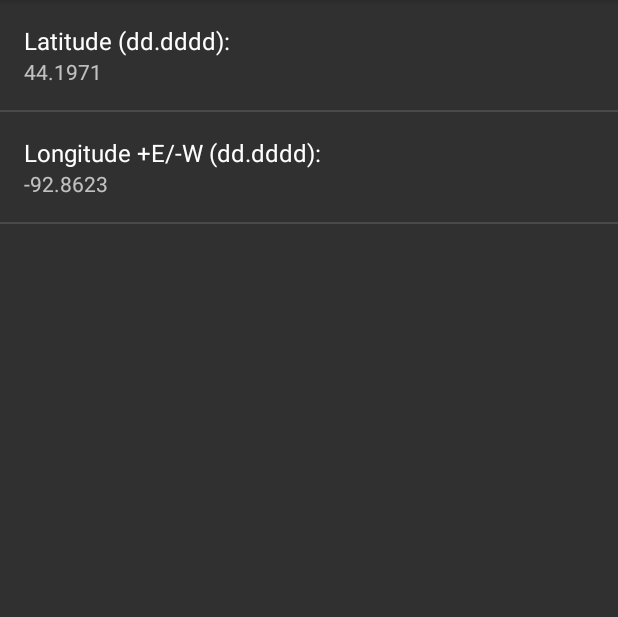
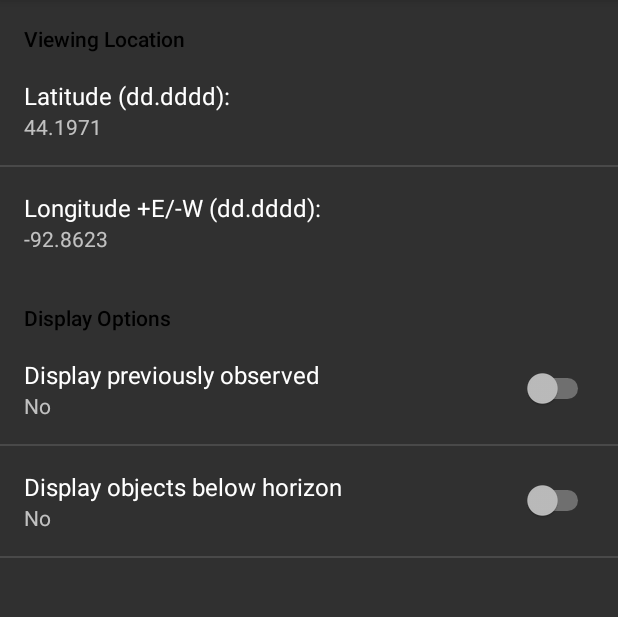
Before and after one commit to MTBehnke/NightSkyGuide, an Android app: the screen it shows after launch (SettingsActivity), after a tap on "Update Location", on a phone screen of 412 x 824 dp, the part 84-701 px from its top. Run offline under Robolectric (Android 15) with nearby library versions, the phone set to English and light mode, and no system bars; libraries missing offline, so code that uses them is left out: com.readystatesoftware.sqliteasset; 4 statements that could not run were skipped.

Commit message:
Added ability to show/hide objects in list based on: - previously observed - below the horizon

```diff
--- a/app/src/main/java/com/mikesrv9a/nightskyguide/AppInfoActivity.java
+++ b/app/src/main/java/com/mikesrv9a/nightskyguide/AppInfoActivity.java
@@ -22,7 +22,7 @@ public class AppInfoActivity extends AppCompatActivity {
     protected void onStart() {
         super.onStart();
         TextView appInfo = (TextView)findViewById(R.id.app_info_text);
-        String infoText = "Messier Field Guide v0.1.7.1 (beta)\n" +
+        String infoText = "Messier Field Guide v0.1.8 (beta)\n" +
                 "Copyright Michael Behnke 2017\n\n" +
                 "The main page displays each of the 110 Messier Object's, including:\n" +
                 "∙ DSO ID (with √ if previously observed)\n∙ Common Name\n"+
--- a/app/src/main/java/com/mikesrv9a/nightskyguide/DSObjectsFragment.java
+++ b/app/src/main/java/com/mikesrv9a/nightskyguide/DSObjectsFragment.java
@@ -2,22 +2,18 @@
 
 package com.mikesrv9a.nightskyguide;
 
-import android.content.ContentValues;
 import android.content.Context;
 import android.content.Intent;
 import android.content.SharedPreferences;
 import android.database.Cursor;
 import android.database.sqlite.SQLiteDatabase;
 import android.database.sqlite.SQLiteQueryBuilder;
-import android.graphics.drawable.Drawable;
 import android.os.Bundle;
 import android.os.Handler;
 import android.preference.PreferenceManager;
 import android.support.v4.app.Fragment;
-import android.support.v7.widget.LinearLayoutCompat;
 import android.support.v7.widget.LinearLayoutManager;
 import android.support.v7.widget.RecyclerView;
-import android.util.Log;
 import android.view.LayoutInflater;
 import android.view.Menu;
 import android.view.MenuInflater;
@@ -27,7 +23,6 @@ import android.view.ViewGroup;
 import android.widget.Toast;
 
 import java.util.ArrayList;
-import java.util.Arrays;
 import java.util.Collections;
 import java.util.Comparator;
 
@@ -45,7 +40,8 @@ public class DSObjectsFragment extends Fragment {
     DSObjectDatabaseHelper dsObjectsDB;
     SQLiteDatabase observationDB;
 
-    public ArrayList<DSObject> dsObjectsArrayList = new ArrayList<>();
+    public ArrayList<DSObject> dsObjectsArrayList = new ArrayList<>();  // dsObjects to display in recyclerview
+    public ArrayList<DSObject> allDsObjectsArrayList = new ArrayList<>();  // all dsObjects from database
     public ArrayList<String> observedList = new ArrayList<>();
 
     // used to inform the MainActivity when a dsObject is selected
@@ -56,16 +52,11 @@ public class DSObjectsFragment extends Fragment {
 
     DSObjectsClickAdapter clickAdapter;
 
+    // user preferences
     public double userLat;
     public double userLong;
-    public String userLatString;
-
-    // Temporary list of objects I've observed - to be replaced with database
-    /*public String[] observedList = {"M3","M35","M36","M37","M38","M40","M44","M46","M47","M48",
-            "M49","M50","M51","M53","M58","M59","M60","M61","M63","M64","M65","M66","M67","M81",
-            "M82","M84","M85","M86","M87","M88","M89","M90","M91","M93","M94","M95","M96","M97",
-            "M98","M99","M100","M101","M102","M103","M104","M105","M106","M108","M109"};
-    */
+    public boolean showObserved;
+    public boolean showBelowHoriz;
 
     // configures this fragment's GUI
     @Override
@@ -115,17 +106,20 @@ public class DSObjectsFragment extends Fragment {
         //handler.removeCallbacks(updateAltAz);
         dsObjectsDB.close();
         data.close();
+        allDsObjectsArrayList.clear();
         dsObjectsArrayList.clear();
         observations.close();
         observationDB.close();
         observedList.clear();
+        // need to add some error checking if attempt to close null cursor *********?????????
     }
 
     private Runnable updateAltAz = new Runnable() {
         public void run() {
             try {
-                setUserLocation();
-                for (int counter = 0; counter < dsObjectsArrayList.size(); counter++){
+                setUserPreferences();
+                updateArrayList();
+                /*for (int counter = 0; counter < dsObjectsArrayList.size(); counter++){
                     dsObjectsArrayList.get(counter).setDsoAltAz(userLat,userLong);
                 }
                 Collections.sort(dsObjectsArrayList, new Comparator<DSObject>() {
@@ -133,7 +127,7 @@ public class DSObjectsFragment extends Fragment {
                     public int compare(DSObject dsObject, DSObject t1) {
                         return Double.compare(dsObject.getDsoSortAlt(), t1.getDsoSortAlt());
                     }
-                });
+                });*/
                 clickAdapter.notifyDataSetChanged();
                 handler.postDelayed(this,60000);
             }
@@ -163,11 +157,11 @@ public class DSObjectsFragment extends Fragment {
     public void onActivityCreated(Bundle savedInstanceState) {
         super.onActivityCreated(savedInstanceState);
         Context context = getActivity();
+        //Toast.makeText(getContext(), "OnActivityCreated", Toast.LENGTH_LONG).show();
 
         // Get Observation data from database
         observationDB = new ObservationDatabaseHelper(context).getWritableDatabase();
-        //addObservation("M1");     // temp code to create some records in database
-        // need to add some error checking if attempt to close null cursor *********
+
         SQLiteQueryBuilder qb = new SQLiteQueryBuilder();
         String [] sqlSelect = {
                 " _id",
@@ -218,8 +212,7 @@ public class DSObjectsFragment extends Fragment {
             int nameCol = data.getColumnIndex("name");
             int psaCol = data.getColumnIndex("psa");
             int oithCol = data.getColumnIndex("oith");
-            int observedCol = data.getColumnIndex("observed");
-            setUserLocation();
+            setUserPreferences();  // need user's latitude and longitude
             while (!data.isAfterLast()) {
                 String dsoObjectID = data.getString(objectIdCol);
                 String dsoType = data.getString(typeCol);
@@ -233,33 +226,36 @@ public class DSObjectsFragment extends Fragment {
                 String dsoPSA = data.getString(psaCol);
                 String dsoOITH = data.getString(oithCol);
 
-                //Temporary code to indicate whether DSO has been observed - replace later
-                //Integer dsoObserved = data.getInt(observedCol);  temp disabled
+                //Checks observations to determine whether DSO has been observed
                 Integer dsoObserved = 0;
                 if (observedList.contains(dsoObjectID)) {dsoObserved = 1;}
+
+                // creates DSObjects
                 DSObject dsObject = new DSObject(dsoObjectID, dsoType, dsoMag, dsoSize, dsoDist,
                         dsoRA, dsoDec, dsoConst, dsoName, dsoPSA, dsoOITH, dsoObserved);
                 dsObject.setDsoAltAz(userLat, userLong);
-                dsObjectsArrayList.add(dsObject);
+                allDsObjectsArrayList.add(dsObject);
+
+                /*
+                // check user preference settings to determine whether to display
+                Double dsoAlt = dsObject.getDsoAlt();
+                if((dsoObserved == 1 && showObserved == false) || (dsoAlt < 0 && showBelowHoriz == false))
+                    {} // do nothing
+                else {
+                    dsObjectsArrayList.add(dsObject);
+                }  */
+
                 data.moveToNext();
             }
-            Collections.sort(dsObjectsArrayList, new Comparator<DSObject>() {
+            // sort in onResume
+            /*Collections.sort(dsObjectsArrayList, new Comparator<DSObject>() {
                 @Override
                 public int compare(DSObject dsObject, DSObject t1) {
                     return Double.compare(dsObject.getDsoSortAlt(), t1.getDsoSortAlt());
                 }
-            });
+            });*/
         }
     }
-
-    // temp code to add entries into observation database
-    public void addObservation(String dsoId) {
-        ContentValues values = new ContentValues();
-        values.put(ObserveRecordsSchema.ObsTable.Cols.DsoID, dsoId);
-        observationDB.insert(ObserveRecordsSchema.ObsTable.NAME, null, values);
-        //Log.d(String.valueOf(values), "addObservation: ");
-    }
-
 
     // display this fragment's menu items
     @Override
@@ -285,11 +281,14 @@ public class DSObjectsFragment extends Fragment {
         }
     }
 
-    // update list on resume - primarily if user changed location
+    // update list on resume - primarily if user changed location or settings
     @Override
     public void onResume() {
         super.onResume();
-        setUserLocation();
+        //Toast.makeText(getContext(), "OnResume", Toast.LENGTH_LONG).show();
+        setUserPreferences();
+        updateArrayList();
+        /*setUserPreferences();
         for (int counter = 0; counter < dsObjectsArrayList.size(); counter++){
             dsObjectsArrayList.get(counter).setDsoAltAz(userLat,userLong);
         }
@@ -299,7 +298,7 @@ public class DSObjectsFragment extends Fragment {
                 return Double.compare(dsObject.getDsoSortAlt(), t1.getDsoSortAlt());
             }
         });
-        clickAdapter.notifyDataSetChanged();
+        clickAdapter.notifyDataSetChanged();*/
         handler.postDelayed(updateAltAz,60000);
     }
 
@@ -311,10 +310,35 @@ public class DSObjectsFragment extends Fragment {
     }
 
     // update user latitude and longitude from preferences
-    public void setUserLocation() {
+    public void setUserPreferences() {
         Context context = getActivity();
         SharedPreferences preferences = PreferenceManager.getDefaultSharedPreferences(context);
         userLat = Double.parseDouble(preferences.getString("edit_text_pref_lat", ""));
         userLong = Double.parseDouble(preferences.getString("edit_text_pref_long", ""));
+        showObserved = preferences.getBoolean("pref_show_observed", true);
+        showBelowHoriz = preferences.getBoolean("pref_show_below_horiz", true);
     }
+
+    // update and sort arraylist for recyclerview based on user preferences
+    public void updateArrayList() {
+        dsObjectsArrayList.clear();
+        for (int counter = 0; counter < allDsObjectsArrayList.size(); counter++){
+            allDsObjectsArrayList.get(counter).setDsoAltAz(userLat,userLong);
+            Double dsoAlt = allDsObjectsArrayList.get(counter).getDsoAlt();
+            if((allDsObjectsArrayList.get(counter).getDsoObserved() == 1 && showObserved == false) || (dsoAlt < 0 && showBelowHoriz == false))
+            {} // do nothing
+            else {
+                dsObjectsArrayList.add(allDsObjectsArrayList.get(counter));
+            }
+        }
+        Collections.sort(dsObjectsArrayList, new Comparator<DSObject>() {
+            @Override
+            public int compare(DSObject dsObject, DSObject t1) {
+                return Double.compare(dsObject.getDsoSortAlt(), t1.getDsoSortAlt());
+            }
+        });
+        clickAdapter.notifyDataSetChanged();
+
+    }
+
 }
--- a/app/src/main/java/com/mikesrv9a/nightskyguide/SettingsActivityFragment.java
+++ b/app/src/main/java/com/mikesrv9a/nightskyguide/SettingsFragment.java
@@ -3,6 +3,7 @@ package com.mikesrv9a.nightskyguide;
 import android.preference.EditTextPreference;
 import android.preference.Preference;
 import android.preference.PreferenceFragment;
+import android.preference.SwitchPreference;
 import android.support.v4.app.Fragment;
 import android.os.Bundle;
 import android.view.LayoutInflater;
@@ -12,9 +13,9 @@ import android.view.ViewGroup;
 /**
  * A placeholder fragment containing a simple view.
  */
-public class SettingsActivityFragment extends PreferenceFragment {
+public class SettingsFragment extends PreferenceFragment {
 
-    public SettingsActivityFragment() { }
+    //public SettingsFragment() { }
 
     @Override
     public void onCreate(Bundle savedInstanceState) {
@@ -57,5 +58,24 @@ public class SettingsActivityFragment extends PreferenceFragment {
                 return true;
             }
         });
+
+
+        // set Display Previously Observed SwitchPreference to on/off
+        final SwitchPreference displayPrevObserved = (SwitchPreference) findPreference("pref_show_observed");
+        displayPrevObserved.setOnPreferenceChangeListener(new Preference.OnPreferenceChangeListener() {
+            @Override
+            public boolean onPreferenceChange(Preference preference, Object o) {
+                return true;
+            }
+        });
+
+        final SwitchPreference displayBelowHoriz = (SwitchPreference) findPreference("pref_show_below_horiz");
+        displayBelowHoriz.setOnPreferenceChangeListener(new Preference.OnPreferenceChangeListener() {
+            @Override
+            public boolean onPreferenceChange(Preference preference, Object o) {
+                return true;
+            }
+        });
+
     }
 }
--- a/app/src/main/res/layout/content_settings.xml
+++ b/app/src/main/res/layout/content_settings.xml
@@ -3,7 +3,7 @@
     xmlns:android="http://schemas.android.com/apk/res/android"
     xmlns:app="http://schemas.android.com/apk/res-auto"
     xmlns:tools="http://schemas.android.com/tools"
-    android:name="com.mikesrv9a.nightskyguide.SettingsActivityFragment"
+    android:name="com.mikesrv9a.nightskyguide.SettingsFragment"
     android:layout_width="match_parent"
     android:layout_height="match_parent"
     android:paddingBottom="@dimen/activity_vertical_margin"
--- a/app/src/main/res/layout/fragment_settings.xml
+++ b/app/src/main/res/layout/fragment_settings.xml
@@ -5,7 +5,7 @@
     xmlns:tools="http://schemas.android.com/tools"
     android:layout_width="match_parent"
     android:layout_height="match_parent"
-    tools:context="com.mikesrv9a.nightskyguide.SettingsActivityFragment"
+    tools:context="com.mikesrv9a.nightskyguide.SettingsFragment"
     tools:showIn="@layout/activity_settings">
 
 
--- a/app/src/main/res/values/strings.xml
+++ b/app/src/main/res/values/strings.xml
@@ -51,4 +51,6 @@
     <string name="hint_power">Power/Magnification</string>
     <string name="hint_filter">Filter</string>
     <string name="hint_notes">Observation Notes</string>
+    <string name="pref_show_observed">Display previously observed</string>
+    <string name="pref_display_below_horizon">Display objects below horizon</string>
 </resources>
--- a/app/src/main/res/xml/preferences.xml
+++ b/app/src/main/res/xml/preferences.xml
@@ -1,5 +1,8 @@
 <?xml version="1.0" encoding="utf-8"?>
 <PreferenceScreen xmlns:android="http://schemas.android.com/apk/res/android">
+
+    <PreferenceCategory
+        android:title="Viewing Location">
 
         <EditTextPreference
             android:defaultValue="@string/default_latitude"
@@ -19,4 +22,24 @@
             android:persistent="true"
             android:title="Longitude +E/-W (dd.dddd):" />
 
+    </PreferenceCategory>
+
+    <PreferenceCategory
+        android:title="Display Options">
+
+        <SwitchPreference
+            android:key="pref_show_observed"
+            android:summaryOff="No"
+            android:summaryOn="Yes"
+            android:title="@string/pref_show_observed" />
+
+        <SwitchPreference
+            android:key="pref_show_below_horiz"
+            android:summaryOff="No"
+            android:summaryOn="Yes"
+            android:title="@string/pref_display_below_horizon" />
+
+
+    </PreferenceCategory>
+
 </PreferenceScreen>
```
Lines whose indentation alone changed are shown as unchanged.
